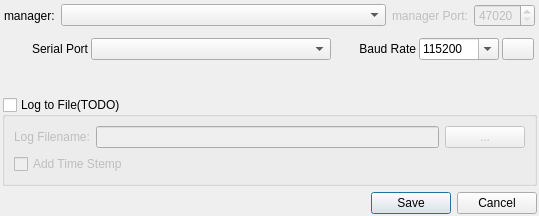
Above: qiperfc/src/dlgserial.ui from coolshou/qiperf before the change. Below: the same form after it.
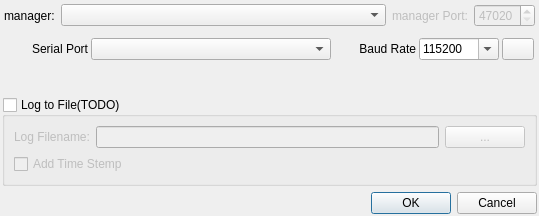
That is the form after the change. Icons and pictures are not drawn.

```diff
--- a/qiperfc/src/dlgserial.ui
+++ b/qiperfc/src/dlgserial.ui
@@ -302,7 +302,7 @@
       <enum>Qt::Horizontal</enum>
      </property>
      <property name="standardButtons">
-      <set>QDialogButtonBox::Cancel|QDialogButtonBox::Save</set>
+      <set>QDialogButtonBox::Cancel|QDialogButtonBox::Ok</set>
      </property>
     </widget>
    </item>
```
